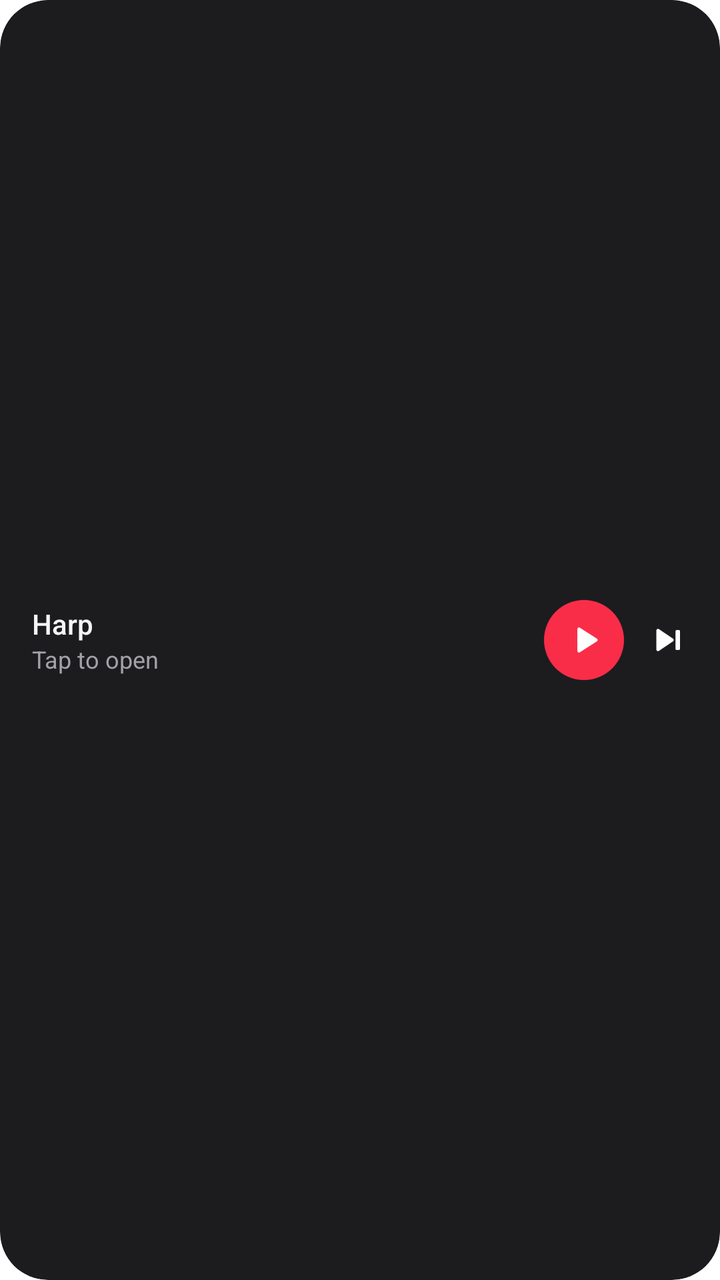
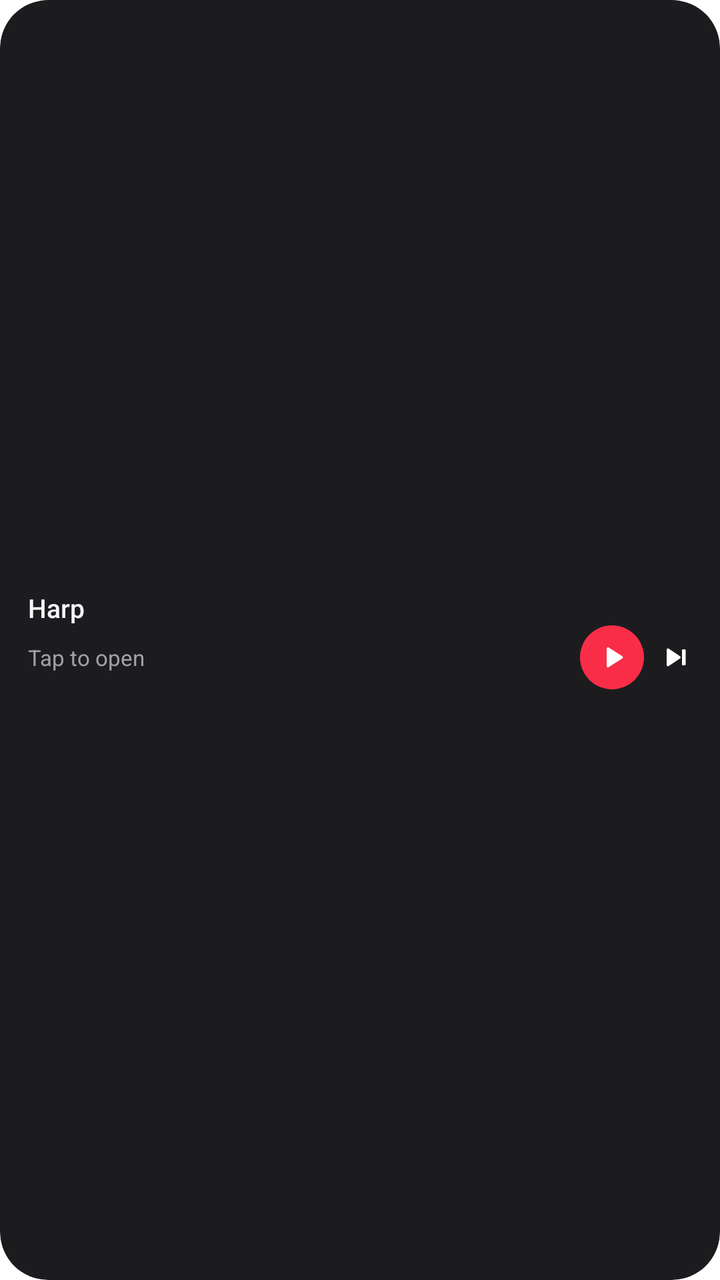

Two renders of the same Android screen: before a commit and after it. Below are the layout's source before the change and the commit's diff.
<!-- AndroidManifest.xml: fallback theme Theme.MaterialComponents.DayNight.NoActionBar -->
<!-- res/layout/harp_widget_mini.xml -->
<?xml version="1.0" encoding="utf-8"?>
<FrameLayout xmlns:android="http://schemas.android.com/apk/res/android" android:id="@+id/widget_root" android:layout_width="match_parent" android:layout_height="match_parent"
    android:background="@drawable/widget_clip" android:clipToOutline="true">
    <ImageView android:id="@+id/widget_bg" android:layout_width="match_parent" android:layout_height="match_parent"
        android:importantForAccessibility="no" android:scaleType="fitXY" android:src="@drawable/widget_bg" />
    <LinearLayout android:layout_width="match_parent" android:layout_height="match_parent" android:gravity="center_vertical"
        android:orientation="horizontal" android:paddingStart="16dp" android:paddingEnd="8dp">
        <LinearLayout android:layout_width="0dp" android:layout_height="wrap_content" android:layout_weight="1" android:orientation="vertical">
            <TextView android:id="@+id/widget_title" android:layout_width="match_parent" android:layout_height="wrap_content"
            android:ellipsize="end" android:maxLines="1" android:text="Harp" android:textColor="#FFF5F5F7" android:textSize="14sp"
            android:fontFamily="sans-serif-medium"   />
            <TextView android:id="@+id/widget_artist" android:layout_width="match_parent" android:layout_height="wrap_content"
            android:ellipsize="end" android:maxLines="1" android:text="Tap to open" android:textColor="#FFA1A1A6" android:textSize="12sp"
            android:fontFamily="sans-serif"   />
        </LinearLayout>
        <ImageButton android:id="@+id/widget_play" android:layout_width="40dp" android:layout_height="40dp"
            android:layout_marginStart="4dp" android:layout_marginEnd="4dp" android:background="@drawable/widget_play_bg"
            android:contentDescription="Play or pause" android:padding="10dp" android:scaleType="fitCenter" android:src="@drawable/ic_w_play" />
        <ImageButton android:id="@+id/widget_next" android:layout_width="36dp" android:layout_height="36dp"
            android:background="@android:color/transparent" android:contentDescription="Next" android:padding="8dp"
            android:scaleType="fitCenter" android:src="@drawable/ic_w_next" />
    </LinearLayout>
</FrameLayout>
<!-- resources referenced by this layout -->
<resources>
  <!-- drawable ic_w_next (drawable) -->
  <?xml version="1.0" encoding="utf-8"?>
  <vector xmlns:android="http://schemas.android.com/apk/res/android" android:width="24dp" android:height="24dp" android:viewportWidth="24" android:viewportHeight="24">
      <path android:fillColor="#FFFFFFFF" android:pathData="M5,6.3v11.4a1,1 0 0,0 1.55,0.83L15,12.83a1,1 0 0,0 0,-1.66L6.55,5.47A1,1 0 0,0 5,6.3z" />
      <path android:fillColor="#FFFFFFFF" android:pathData="M17.2,6h1.3a0.7,0.7 0 0,1 0.7,0.7v10.6a0.7,0.7 0 0,1 -0.7,0.7h-1.3a0.7,0.7 0 0,1 -0.7,-0.7V6.7A0.7,0.7 0 0,1 17.2,6z" />
  </vector>
  <!-- drawable ic_w_play (drawable) -->
  <?xml version="1.0" encoding="utf-8"?>
  <vector xmlns:android="http://schemas.android.com/apk/res/android" android:width="24dp" android:height="24dp" android:viewportWidth="24" android:viewportHeight="24">
      <path android:fillColor="#FFFFFFFF" android:pathData="M8,5.5v13a1,1 0 0,0 1.5,0.86l10.2,-6.5a1,1 0 0,0 0,-1.72L9.5,4.64A1,1 0 0,0 8,5.5z" />
  </vector>
  <!-- drawable widget_bg (drawable) -->
  <?xml version="1.0" encoding="utf-8"?>
  <shape xmlns:android="http://schemas.android.com/apk/res/android" android:shape="rectangle">
      <solid android:color="#FF1C1C1F" />
      <corners android:radius="24dp" />
  </shape>
  <!-- drawable widget_clip (drawable) -->
  <?xml version="1.0" encoding="utf-8"?>
  <shape xmlns:android="http://schemas.android.com/apk/res/android" android:shape="rectangle">
      <solid android:color="#00000000" />
      <corners android:radius="24dp" />
  </shape>
  <!-- drawable widget_play_bg (drawable) -->
  <?xml version="1.0" encoding="utf-8"?>
  <shape xmlns:android="http://schemas.android.com/apk/res/android" android:shape="oval">
      <solid android:color="#FFFA2D48" />
  </shape>
</resources>

<!-- the commit's change to res/layout/harp_widget_mini.xml (unified diff, before → after) -->
@@ -4,20 +4,21 @@
     <ImageView android:id="@+id/widget_bg" android:layout_width="match_parent" android:layout_height="match_parent"
         android:importantForAccessibility="no" android:scaleType="fitXY" android:src="@drawable/widget_bg" />
     <LinearLayout android:layout_width="match_parent" android:layout_height="match_parent" android:gravity="center_vertical"
-        android:orientation="horizontal" android:paddingStart="16dp" android:paddingEnd="8dp">
-        <LinearLayout android:layout_width="0dp" android:layout_height="wrap_content" android:layout_weight="1" android:orientation="vertical">
-            <TextView android:id="@+id/widget_title" android:layout_width="match_parent" android:layout_height="wrap_content"
-            android:ellipsize="end" android:maxLines="1" android:text="Harp" android:textColor="#FFF5F5F7" android:textSize="14sp"
-            android:fontFamily="sans-serif-medium"   />
-            <TextView android:id="@+id/widget_artist" android:layout_width="match_parent" android:layout_height="wrap_content"
-            android:ellipsize="end" android:maxLines="1" android:text="Tap to open" android:textColor="#FFA1A1A6" android:textSize="12sp"
-            android:fontFamily="sans-serif"   />
+        android:orientation="vertical" android:paddingStart="14dp" android:paddingEnd="8dp" android:paddingTop="6dp" android:paddingBottom="6dp">
+        <TextView android:id="@+id/widget_title" android:layout_width="match_parent" android:layout_height="wrap_content"
+            android:ellipsize="end" android:maxLines="1" android:text="Harp" android:textColor="#FFF5F5F7" android:textSize="13sp"
+            android:fontFamily="sans-serif-medium"  android:layout_marginEnd="6dp" />
+        <LinearLayout android:layout_width="match_parent" android:layout_height="wrap_content" android:gravity="center_vertical"
+            android:orientation="horizontal">
+            <TextView android:id="@+id/widget_artist" android:layout_height="wrap_content"
+            android:ellipsize="end" android:maxLines="1" android:text="Tap to open" android:textColor="#FFA1A1A6" android:textSize="11sp"
+            android:fontFamily="sans-serif"  android:layout_width="0dp" android:layout_weight="1" />
+            <ImageButton android:id="@+id/widget_play" android:layout_width="32dp" android:layout_height="32dp"
+            android:layout_marginStart="2dp" android:layout_marginEnd="2dp" android:background="@drawable/widget_play_bg"
+            android:contentDescription="Play or pause" android:padding="8dp" android:scaleType="fitCenter" android:src="@drawable/ic_w_play" />
+            <ImageButton android:id="@+id/widget_next" android:layout_width="28dp" android:layout_height="28dp"
+            android:background="@android:color/transparent" android:contentDescription="Next" android:padding="6dp"
+            android:scaleType="fitCenter" android:src="@drawable/ic_w_next" />
         </LinearLayout>
-        <ImageButton android:id="@+id/widget_play" android:layout_width="40dp" android:layout_height="40dp"
-            android:layout_marginStart="4dp" android:layout_marginEnd="4dp" android:background="@drawable/widget_play_bg"
-            android:contentDescription="Play or pause" android:padding="10dp" android:scaleType="fitCenter" android:src="@drawable/ic_w_play" />
-        <ImageButton android:id="@+id/widget_next" android:layout_width="36dp" android:layout_height="36dp"
-            android:background="@android:color/transparent" android:contentDescription="Next" android:padding="8dp"
-            android:scaleType="fitCenter" android:src="@drawable/ic_w_next" />
     </LinearLayout>
 </FrameLayout>
